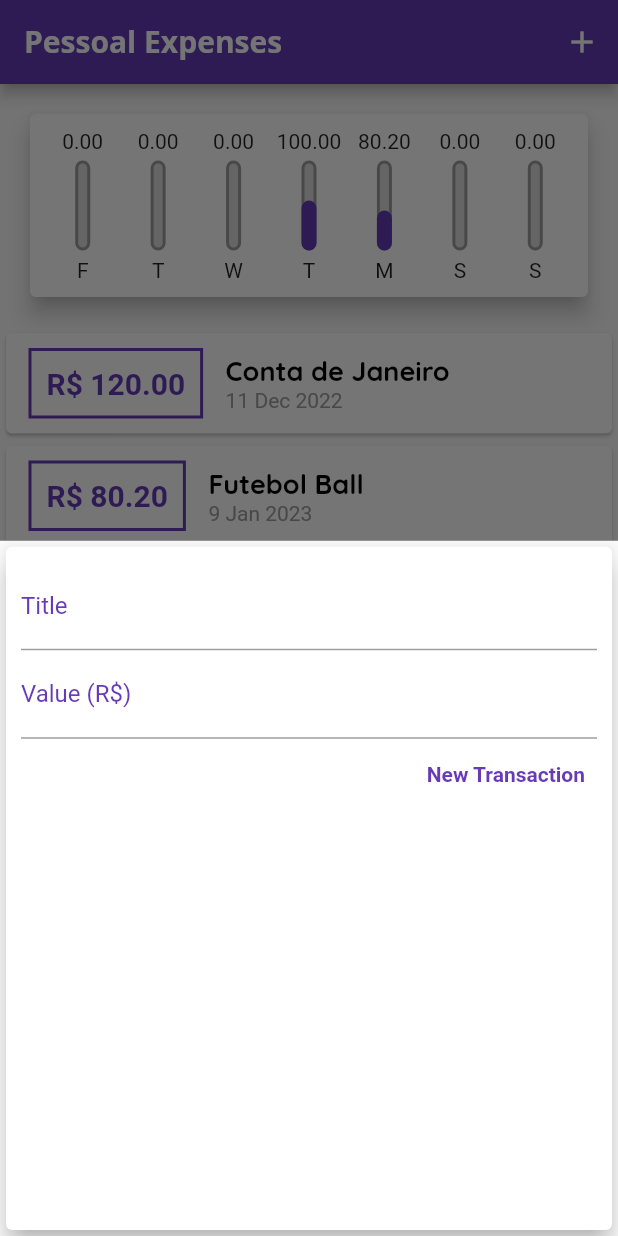
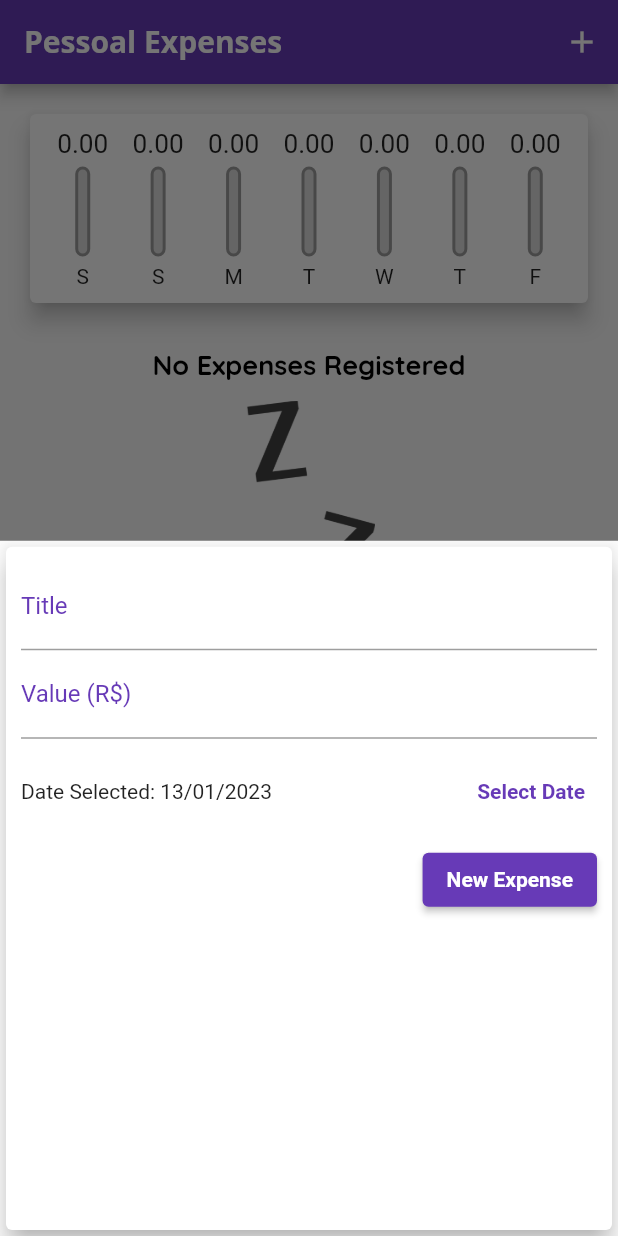
Before and after one commit to bielom43/ProjectApp-Despesas, a Flutter app: the screen it shows after launch, after a tap on the "add" icon, on a phone screen of 412 x 824 dp. Run offline on Flutter 3.47's test engine with Material 2 defaults, Android fonts, the phone set to English and light mode, and no system bars.

Commit message:
finishing chart bar and expenses list

```diff
--- a/lib/components/chart.dart
+++ b/lib/components/chart.dart
@@ -30,7 +30,7 @@ class Chart extends StatelessWidget {
         'day': DateFormat.E().format(weekDay)[0],
         'Value': totalSum,
       };
-    });
+    }).reversed.toList();
   }
 
   double get _weekTotalValue {
@@ -49,12 +49,13 @@ class Chart extends StatelessWidget {
         child: Row(
           mainAxisAlignment: MainAxisAlignment.spaceAround,
           children: groupedTransactions.map((tr) {
-            return Flexible(
-              fit: FlexFit.tight,
+            return Expanded(
               child: ChartBar(
                 label: tr['day'] as String,
                 value: tr['Value'] as double,
-                percentage: (tr['Value'] as double) / _weekTotalValue,
+                percentage: _weekTotalValue == 0
+                    ? 0
+                    : (tr['Value'] as double) / _weekTotalValue,
               ),
             );
           }).toList(),
--- a/lib/components/chart_Bar.dart
+++ b/lib/components/chart_Bar.dart
@@ -16,8 +16,11 @@ class ChartBar extends StatelessWidget {
   Widget build(BuildContext context) {
     return Column(
       children: <Widget>[
-        FittedBox(
-          child: Text('${value.toStringAsFixed(2)}'),
+        SizedBox(
+          height: 20,
+          child: FittedBox(
+            child: Text(value.toStringAsFixed(2)),
+          ),
         ),
         const SizedBox(height: 5),
         SizedBox(
--- a/lib/components/transactio_form.dart
+++ b/lib/components/transactio_form.dart
@@ -1,27 +1,47 @@
 import 'package:flutter/material.dart';
+import 'package:intl/intl.dart';
 
 class TransactionForm extends StatefulWidget {
   const TransactionForm(this.onSubmit, {super.key});
 
-  final void Function(String, double) onSubmit;
+  final void Function(String, double, DateTime) onSubmit;
 
   @override
   State<TransactionForm> createState() => _TransactionFormState();
 }
 
 class _TransactionFormState extends State<TransactionForm> {
-  final titleController = TextEditingController();
-
-  final valueController = TextEditingController();
+  final _titleController = TextEditingController();
+  final _valueController = TextEditingController();
+  DateTime? _selectedDate = DateTime.now();
 
   _submitForm() {
-    final title = titleController.text;
-    final value = double.tryParse(valueController.text) ?? 0.0;
+    final title = _titleController.text;
+    final value = double.tryParse(_valueController.text) ?? 0.0;
 
-    if (title.isEmpty || value <= 0) {
+    if (title.isEmpty || value <= 0 || _selectedDate == null) {
       return;
     }
-    widget.onSubmit(title, value);
+    widget.onSubmit(title, value, _selectedDate!);
+  }
+
+  _showDatePicker() {
+    showDatePicker(
+      context: context,
+      initialDate: DateTime.now(),
+      firstDate: DateTime(2019),
+      lastDate: DateTime.now(),
+    ).then(
+      (pickedDate) {
+        if (pickedDate == null) {
+          return;
+        }
+
+        setState(() {
+          _selectedDate = pickedDate;
+        });
+      },
+    );
   }
 
   @override
@@ -33,7 +53,7 @@ class _TransactionFormState extends State<TransactionForm> {
         child: Column(
           children: <Widget>[
             TextFormField(
-              controller: titleController,
+              controller: _titleController,
               onFieldSubmitted: (value) => _submitForm(),
               decoration: InputDecoration(
                 labelText: 'Title',
@@ -44,7 +64,7 @@ class _TransactionFormState extends State<TransactionForm> {
               cursorColor: Colors.black,
             ),
             TextFormField(
-              controller: valueController,
+              controller: _valueController,
               keyboardType:
                   const TextInputType.numberWithOptions(decimal: true),
               onFieldSubmitted: (value) => _submitForm(),
@@ -56,16 +76,39 @@ class _TransactionFormState extends State<TransactionForm> {
               ),
               cursorColor: Colors.black,
             ),
+            SizedBox(
+              height: 70,
+              child: Row(
+                children: <Widget>[
+                  Expanded(
+                    child: Text(
+                      _selectedDate == null
+                          ? 'No one date selected!'
+                          : 'Date Selected: ${DateFormat('dd/MM/y').format(_selectedDate!)}',
+                    ),
+                  ),
+                  TextButton(
+                    onPressed: _showDatePicker,
+                    child: Text(
+                      'Select Date',
+                      style: TextStyle(
+                        color: Theme.of(context).colorScheme.primary,
+                        fontWeight: FontWeight.bold,
+                      ),
+                    ),
+                  ),
+                ],
+              ),
+            ),
             Row(
               mainAxisAlignment: MainAxisAlignment.end,
               children: [
-                TextButton(
+                ElevatedButton(
                   onPressed: _submitForm,
                   child: Text(
-                    'New Transaction',
+                    'New Expense',
                     style: TextStyle(
-                      color: Theme.of(context).colorScheme.primary,
-                      fontWeight: FontWeight.bold,
+                      color: Theme.of(context).textTheme.button!.color,
                     ),
                   ),
                 ),
--- a/lib/components/transaction_list.dart
+++ b/lib/components/transaction_list.dart
@@ -3,21 +3,22 @@ import 'package:flutter/material.dart';
 import '../models/transaction.dart';
 
 class TransactionList extends StatelessWidget {
-  const TransactionList({super.key, required this.transactions});
+  const TransactionList(this.onRemove, {super.key, required this.transactions});
 
   final List<Transaction> transactions;
+  final void Function(String) onRemove;
 
   @override
   Widget build(BuildContext context) {
     return SizedBox(
-      height: 650,
+      height: 460,
       child: transactions.isEmpty
           ? Padding(
               padding: const EdgeInsets.all(10),
               child: Column(
                 children: <Widget>[
                   Text(
-                    'No transactions registered',
+                    'No Expenses Registered',
                     style: Theme.of(context).textTheme.headline6,
                   ),
                   Padding(
@@ -38,43 +39,34 @@ class TransactionList extends StatelessWidget {
               itemBuilder: (context, index) {
                 final tr = transactions[index];
                 return Card(
-                  child: Row(
-                    children: <Widget>[
-                      Container(
+                  elevation: 6,
                   margin: const EdgeInsets.symmetric(
-                          horizontal: 15,
-                          vertical: 10,
+                    horizontal: 5,
+                    vertical: 8,
                   ),
-                        decoration: BoxDecoration(
-                          border: Border.all(
-                            color: Theme.of(context).colorScheme.primary,
-                            width: 2,
-                          ),
-                        ),
-                        padding: const EdgeInsets.all(10),
-                        child: Text(
-                          'R\$ ${tr.value.toStringAsFixed(2)}',
-                          style: TextStyle(
-                            fontWeight: FontWeight.bold,
-                            fontSize: 20,
-                            color: Theme.of(context).colorScheme.primary,
+                  child: ListTile(
+                    leading: CircleAvatar(
+                      backgroundColor: Theme.of(context).colorScheme.primary,
+                      radius: 30,
+                      child: Padding(
+                        padding: const EdgeInsets.all(6.0),
+                        child: FittedBox(
+                          child: Text('R\$${tr.value}'),
                         ),
                       ),
                     ),
-                      Column(
-                        crossAxisAlignment: CrossAxisAlignment.start,
-                        children: <Widget>[
-                          Text(tr.title,
-                              style: Theme.of(context).textTheme.headline6),
-                          Text(
+                    title: Text(
+                      tr.title,
+                      style: Theme.of(context).textTheme.headline6,
+                    ),
+                    subtitle: Text(
                       DateFormat('d MMM y').format(tr.date),
-                            style: const TextStyle(
-                              color: Colors.grey,
                     ),
+                    trailing: IconButton(
+                      icon: const Icon(Icons.delete),
+                      color: Theme.of(context).errorColor,
+                      onPressed: (() => onRemove(tr.id)),
                     ),
-                        ],
-                      )
-                    ],
                   ),
                 );
               },
--- a/lib/main.dart
+++ b/lib/main.dart
@@ -29,6 +29,10 @@ class ExpensesApp extends StatelessWidget {
             fontWeight: FontWeight.bold,
             color: Colors.black,
           ),
+          button: const TextStyle(
+            color: Colors.white,
+            fontWeight: FontWeight.bold,
+          ),
         ),
         appBarTheme: const AppBarTheme(
           titleTextStyle: TextStyle(
@@ -58,33 +62,14 @@ class _MyHomePageState extends State<MyHomePage> {
     }).toList();
   }
 
-  final List<Transaction> _transactions = [
-    Transaction(
-      id: 'tran5',
-      title: 'Conta de Janeiro',
-      value: 120,
-      date: DateTime.now().subtract(const Duration(days: 33)),
-    ),
-    Transaction(
-      id: 'tran1',
-      title: 'Futebol Ball',
-      value: 80.2,
-      date: DateTime.now().subtract(const Duration(days: 4)),
-    ),
-    Transaction(
-      id: 'tran2',
-      title: 'PS5',
-      value: 100,
-      date: DateTime.now().subtract(const Duration(days: 3)),
-    )
-  ];
+  final List<Transaction> _transactions = [];
 
-  _addTransactions(String title, double value) {
+  _addTransactions(String title, double value, DateTime date) {
     final newTrasaction = Transaction(
       id: Random().nextDouble().toString(),
       title: title,
       value: value,
-      date: DateTime.now(),
+      date: date,
     );
 
     setState(() {
@@ -103,6 +88,12 @@ class _MyHomePageState extends State<MyHomePage> {
     );
   }
 
+  _removeTransaction(String id) {
+    setState(() {
+      _transactions.removeWhere((tr) => tr.id == id);
+    });
+  }
+
   @override
   Widget build(BuildContext context) {
     return Scaffold(
@@ -111,7 +102,9 @@ class _MyHomePageState extends State<MyHomePage> {
         actions: <Widget>[
           IconButton(
             onPressed: () => _openTransactionFormModal(context),
-            icon: const Icon(Icons.add),
+            icon: const Icon(
+              Icons.add,
+            ),
           ),
         ],
       ),
@@ -120,14 +113,16 @@ class _MyHomePageState extends State<MyHomePage> {
           crossAxisAlignment: CrossAxisAlignment.stretch,
           children: <Widget>[
             Chart(_recenTransactions),
-            TransactionList(transactions: _transactions),
+            TransactionList(transactions: _transactions, _removeTransaction),
           ],
         ),
       ),
       floatingActionButton: FloatingActionButton(
         onPressed: () => _openTransactionFormModal(context),
-        backgroundColor: Theme.of(context).colorScheme.primary,
-        child: const Icon(Icons.add),
+        backgroundColor: Theme.of(context).colorScheme.secondary,
+        child: const Icon(
+          Icons.add,
+        ),
       ),
       floatingActionButtonLocation: FloatingActionButtonLocation.centerFloat,
     );
```
Lines whose indentation alone changed are shown as unchanged.
